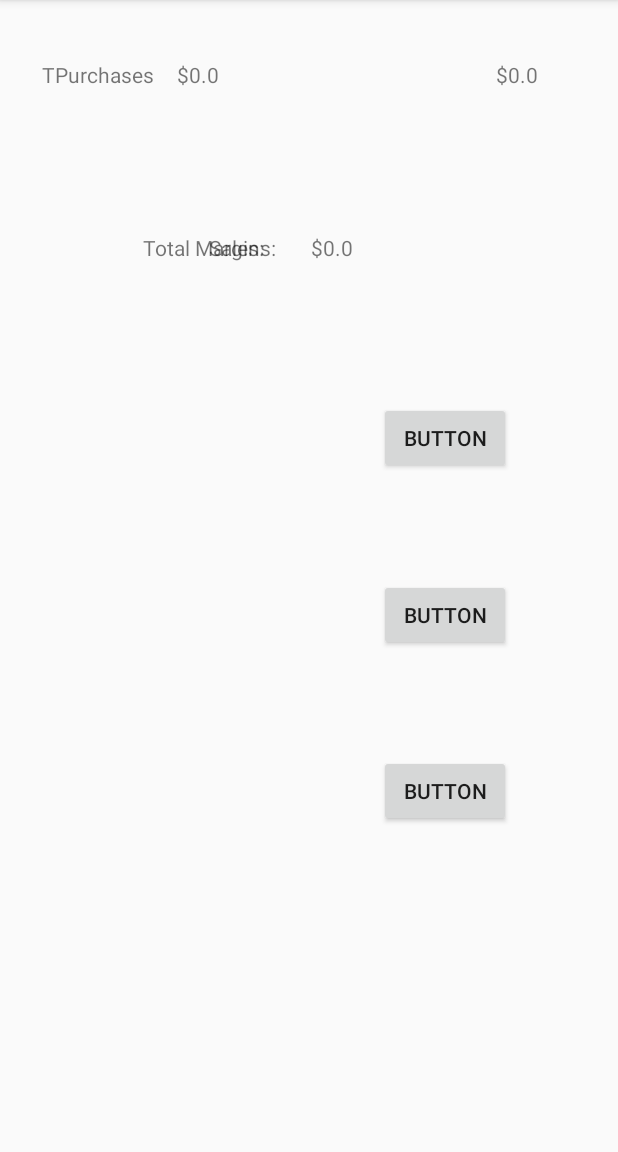
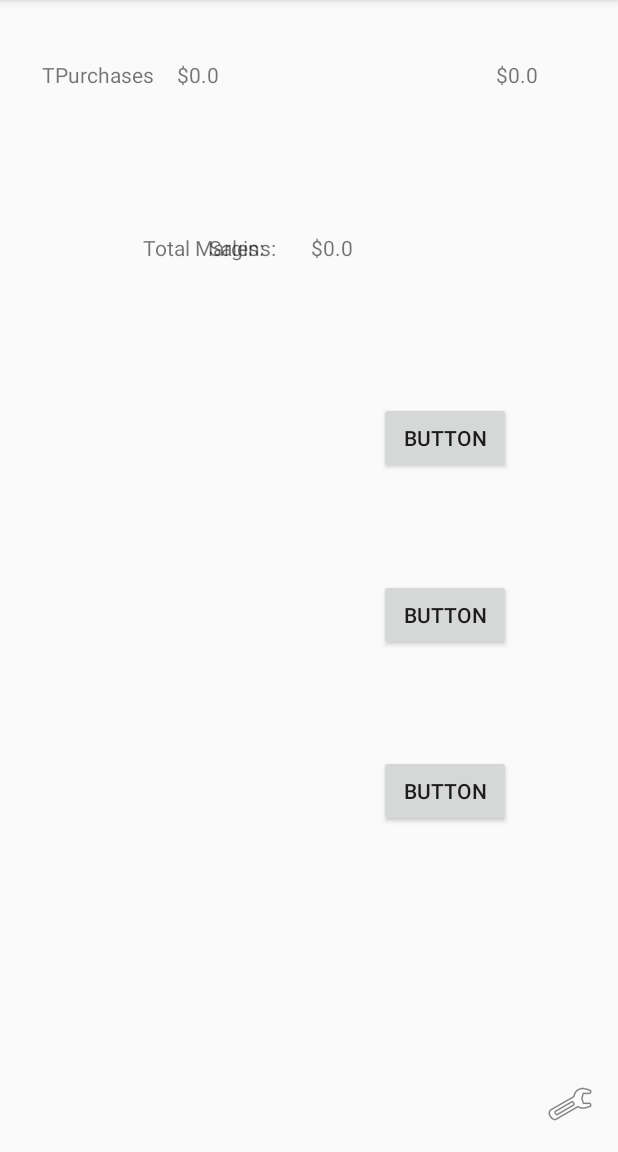
Before and after one commit to omidmogasemi/ShoeSheets, an Android app: the screen it shows after launch (MainActivity), on a phone screen of 412 x 824 dp, the part 84-1236 px from its top. Run offline under Robolectric (Android 15) with nearby library versions, the phone set to English and light mode, and no system bars.

Commit message:
Added settings activity

```diff
--- a/app/src/main/AndroidManifest.xml
+++ b/app/src/main/AndroidManifest.xml
@@ -9,10 +9,11 @@
         android:roundIcon="@mipmap/ic_launcher_round"
         android:supportsRtl="true"
         android:theme="@style/AppTheme">
+        <activity android:name=".Settings"></activity>
         <activity
             android:name=".Analytics"
             android:label="@string/title_activity_analytics"
-            android:theme="@style/AppTheme.NoActionBar"></activity>
+            android:theme="@style/AppTheme.NoActionBar" />
         <activity
             android:name=".LogPurchases"
             android:label="@string/title_activity_log_purchases"
--- a/app/src/main/java/xyz/shoesheets/shoesheets/MainActivity.java
+++ b/app/src/main/java/xyz/shoesheets/shoesheets/MainActivity.java
@@ -12,7 +12,9 @@ import android.os.Environment;
 import android.preference.PreferenceManager;
 import android.util.Log;
 import android.view.View;
+import android.widget.ImageView;
 import android.widget.TextView;
+import android.widget.Toast;
 
 import org.w3c.dom.Text;
 
@@ -28,6 +30,7 @@ public class MainActivity extends AppCompatActivity {
 
     public static File margins, sales, purchases;
     static final int PICK_REQUEST = 0;
+    public ImageView settingsClick;
 
     @Override
     protected void onCreate(Bundle savedInstanceState) {
@@ -49,6 +52,16 @@ public class MainActivity extends AppCompatActivity {
 
         initializeStorageFiles();
         initializeSalesInfo();
+
+        settingsClick = (ImageView)findViewById(R.id.settingsIcon);
+        settingsClick.setClickable(true);
+        settingsClick.setOnClickListener(new View.OnClickListener() {
+
+            public void onClick(View v){
+                Intent myIntent = new Intent(getBaseContext(), Settings.class);
+                startActivity(myIntent);
+            }
+        });
     }
 
     private void createStartVariables() {
--- a/app/src/main/res/layout/activity_main.xml
+++ b/app/src/main/res/layout/activity_main.xml
@@ -102,4 +102,15 @@
         android:text="TextView"
         app:layout_constraintEnd_toEndOf="parent"
         app:layout_constraintTop_toTopOf="parent" />
+
+    <ImageView
+        android:id="@+id/settingsIcon"
+        android:layout_width="wrap_content"
+        android:layout_height="wrap_content"
+        android:layout_marginEnd="16dp"
+        android:layout_marginRight="16dp"
+        android:layout_marginBottom="16dp"
+        app:layout_constraintBottom_toBottomOf="parent"
+        app:layout_constraintEnd_toEndOf="parent"
+        app:srcCompat="@android:drawable/ic_menu_preferences" />
 </androidx.constraintlayout.widget.ConstraintLayout>
```
Also changed, not shown: app/src/main/java/xyz/shoesheets/shoesheets/Settings.java (added, +41 -0 lines), app/src/main/res/layout/activity_settings.xml (added, +32 -0 lines).
